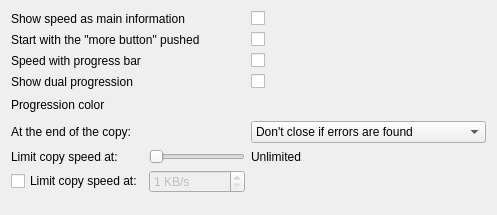
Old version of the form plugins/Themes/Oxygen/themesOptions.ui in the repository alphaonex86/Ultracopier.
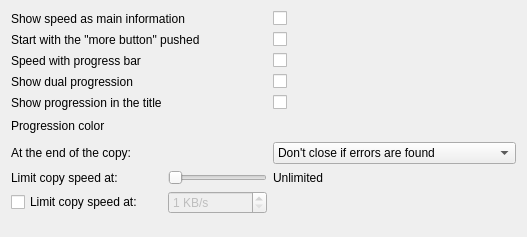
New version of the form.

Commit message: More options to the interface

What changed in the file:
```diff
--- a/plugins/Themes/Oxygen/themesOptions.ui
+++ b/plugins/Themes/Oxygen/themesOptions.ui
@@ -6,8 +6,8 @@
    <rect>
     <x>0</x>
     <y>0</y>
-    <width>497</width>
-    <height>215</height>
+    <width>527</width>
+    <height>237</height>
    </rect>
   </property>
   <layout class="QGridLayout" name="gridLayout">
@@ -24,7 +24,7 @@
    <item row="3" column="2">
     <widget class="QCheckBox" name="showDualProgression"/>
    </item>
-   <item row="7" column="1">
+   <item row="8" column="1">
     <widget class="QSlider" name="SliderSpeed">
      <property name="maximum">
       <number>5</number>
@@ -54,21 +54,21 @@
    <item row="1" column="2">
     <widget class="QCheckBox" name="checkBoxStartWithMoreButtonPushed"/>
    </item>
-   <item row="5" column="0">
+   <item row="6" column="0">
     <widget class="QLabel" name="label_2">
      <property name="text">
       <string>At the end of the copy: </string>
      </property>
     </widget>
    </item>
-   <item row="7" column="0">
+   <item row="8" column="0">
     <widget class="QLabel" name="label_Slider_speed">
      <property name="text">
       <string>Limit copy speed at:</string>
      </property>
     </widget>
    </item>
-   <item row="5" column="1">
+   <item row="6" column="1">
     <spacer name="horizontalSpacer">
      <property name="orientation">
       <enum>Qt::Horizontal</enum>
@@ -81,7 +81,7 @@
      </property>
     </spacer>
    </item>
-   <item row="5" column="2">
+   <item row="6" column="2">
     <widget class="QComboBox" name="comboBox_copyEnd">
      <item>
       <property name="text">
@@ -100,7 +100,7 @@
      </item>
     </widget>
    </item>
-   <item row="9" column="0">
+   <item row="10" column="0">
     <spacer name="verticalSpacer">
      <property name="orientation">
       <enum>Qt::Vertical</enum>
@@ -113,21 +113,21 @@
      </property>
     </spacer>
    </item>
-   <item row="7" column="2">
+   <item row="8" column="2">
     <widget class="QLabel" name="label_SpeedMaxValue">
      <property name="text">
       <string notr="true">Unlimited</string>
      </property>
     </widget>
    </item>
-   <item row="8" column="0">
+   <item row="9" column="0">
     <widget class="QCheckBox" name="checkBox_limitSpeed">
      <property name="text">
       <string>Limit copy speed at:</string>
      </property>
     </widget>
    </item>
-   <item row="8" column="1">
+   <item row="9" column="1">
     <widget class="QSpinBox" name="limitSpeed">
      <property name="enabled">
       <bool>false</bool>
@@ -150,7 +150,7 @@
      </property>
     </widget>
    </item>
-   <item row="4" column="2">
+   <item row="5" column="2">
     <widget class="QFrame" name="frameProgressionColor">
      <layout class="QHBoxLayout" name="horizontalLayout">
       <property name="spacing">
@@ -250,13 +250,23 @@
      </layout>
     </widget>
    </item>
-   <item row="4" column="0">
+   <item row="5" column="0">
     <widget class="QLabel" name="labelProgressionColor">
      <property name="text">
       <string>Progression color</string>
      </property>
     </widget>
    </item>
+   <item row="4" column="0">
+    <widget class="QLabel" name="label_3">
+     <property name="text">
+      <string>Show progression in the title</string>
+     </property>
+    </widget>
+   </item>
+   <item row="4" column="2">
+    <widget class="QCheckBox" name="showProgressionInTheTitle"/>
+   </item>
   </layout>
  </widget>
  <resources/>
```
The commit also changes 5 other files.
